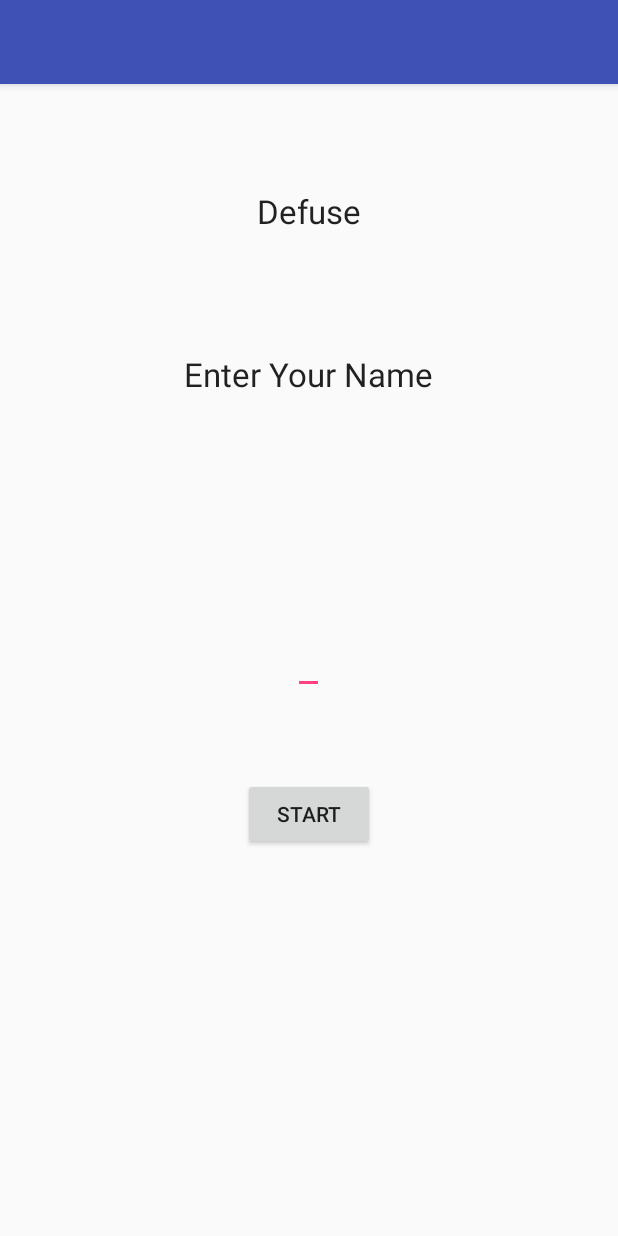
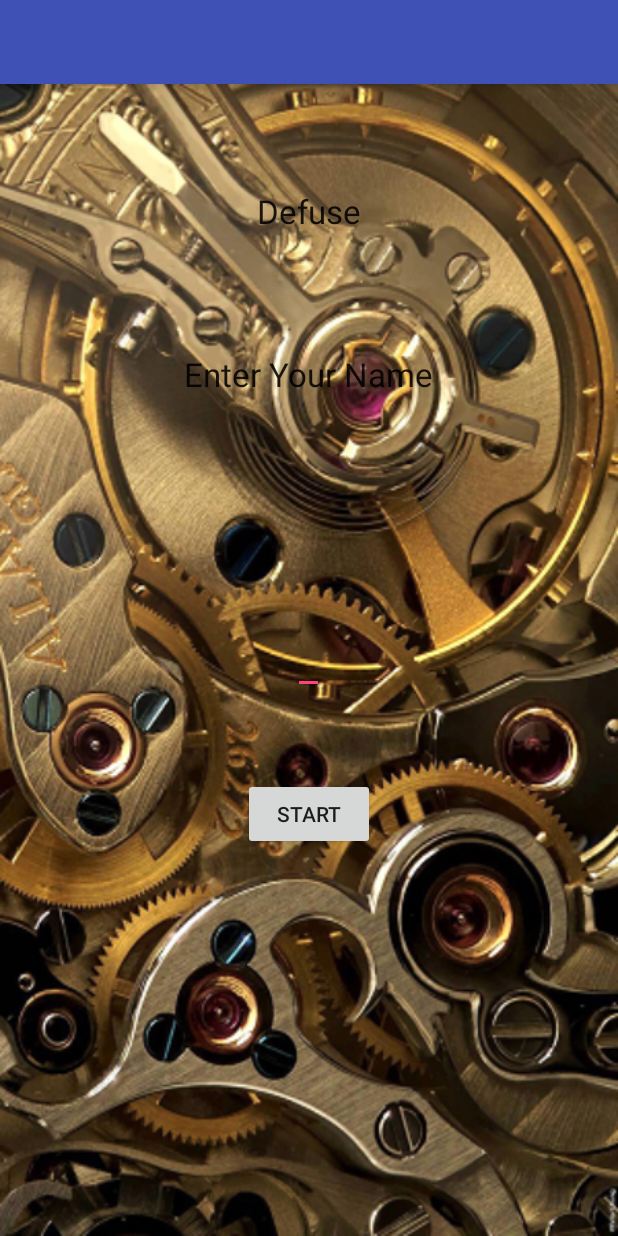
Before and after one commit to wklglider/Defuse, an Android app: the screen it shows after launch (WelcomeActivity), on a phone screen of 412 x 824 dp. Run offline under Robolectric (Android 15) with nearby library versions, the phone set to English and light mode, and no system bars.

Commit message:
Added welcome backgroud

```diff
--- a/app/src/main/res/layout/activity_welcome.xml
+++ b/app/src/main/res/layout/activity_welcome.xml
@@ -4,7 +4,9 @@
     android:layout_height="match_parent" android:paddingLeft="@dimen/activity_horizontal_margin"
     android:paddingRight="@dimen/activity_horizontal_margin"
     android:paddingTop="@dimen/activity_vertical_margin"
-    android:paddingBottom="@dimen/activity_vertical_margin" tools:context=".WelcomeActivity">
+    android:paddingBottom="@dimen/activity_vertical_margin" tools:context=".WelcomeActivity"
+    android:background="@drawable/bg"
+    android:clickable="false">
 
     <TextView
         android:layout_width="wrap_content"
```
Also changed, not shown: app/src/main/res/drawable/bg.png (added).
